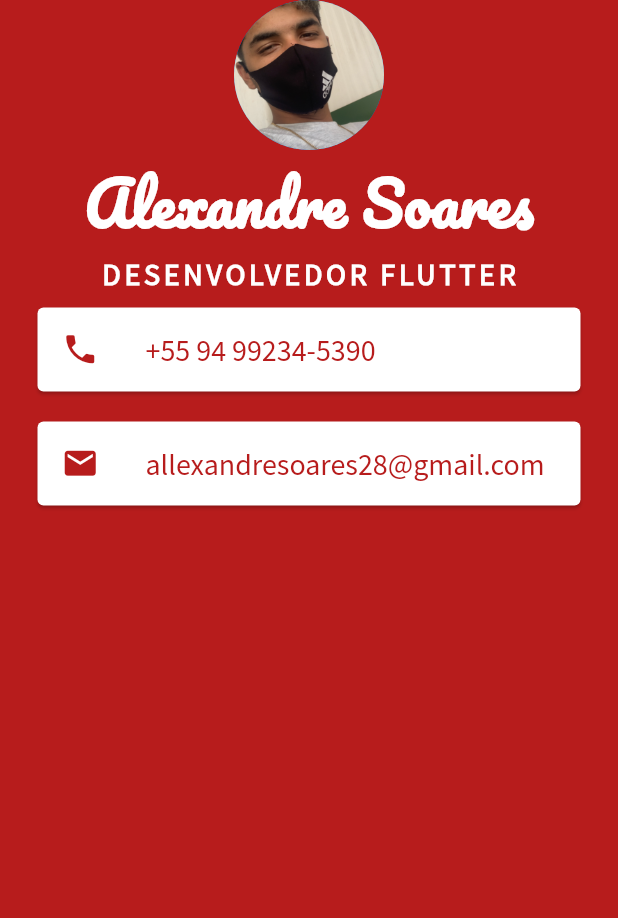
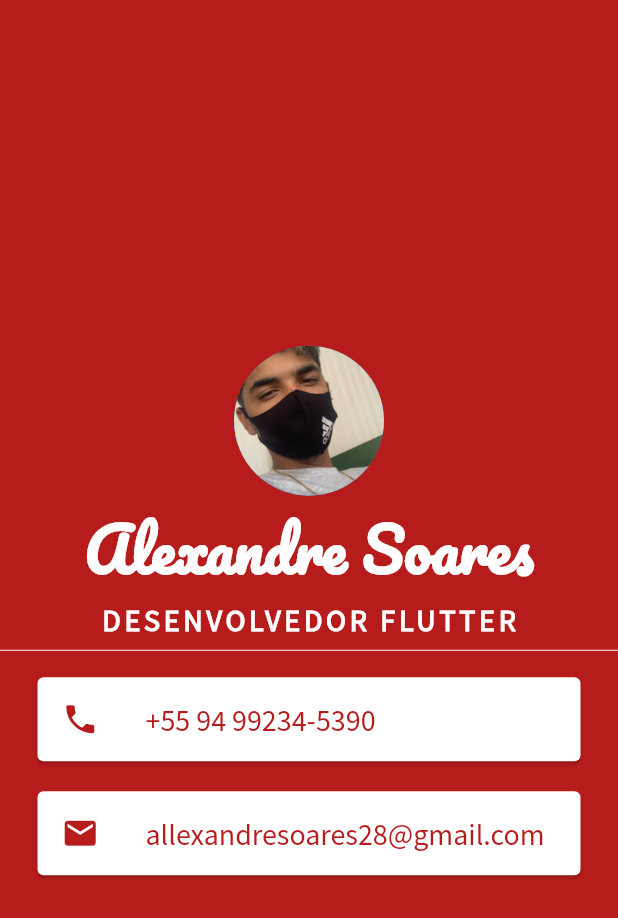
Before and after one commit to XanndySoares/my_card_app, a Flutter app: the screen it shows after launch, on a phone screen of 412 x 824 dp. Shown: the top 918 px of the screen. Run offline on Flutter 3.47's test engine with Material 2 defaults, Android fonts, the light colour scheme and no system bars.

Commit message:
Aula 24/02/2022

```diff
--- a/lib/main.dart
+++ b/lib/main.dart
@@ -15,6 +15,7 @@ class MeuApp extends StatelessWidget {
         backgroundColor: Colors.red[900],
         body: SafeArea(
           child: Column(
+            mainAxisAlignment: MainAxisAlignment.center,
             children: [
               CircleAvatar(
                 backgroundImage: AssetImage('images/alexandre.JPG'),
@@ -39,8 +40,10 @@ class MeuApp extends StatelessWidget {
                   fontWeight: FontWeight.bold,
                 ),
               ),
+              Divider(
+                color: Colors.white,
+              ),
               Card(
-                color: Colors.white,
                 margin: EdgeInsets.symmetric(
                   vertical: 10.0,
                   horizontal: 25.0,
@@ -61,7 +64,6 @@ class MeuApp extends StatelessWidget {
                 ),
               ),
               Card(
-                color: Colors.white,
                 margin: EdgeInsets.symmetric(
                   vertical: 10.0,
                   horizontal: 25.0,
```
